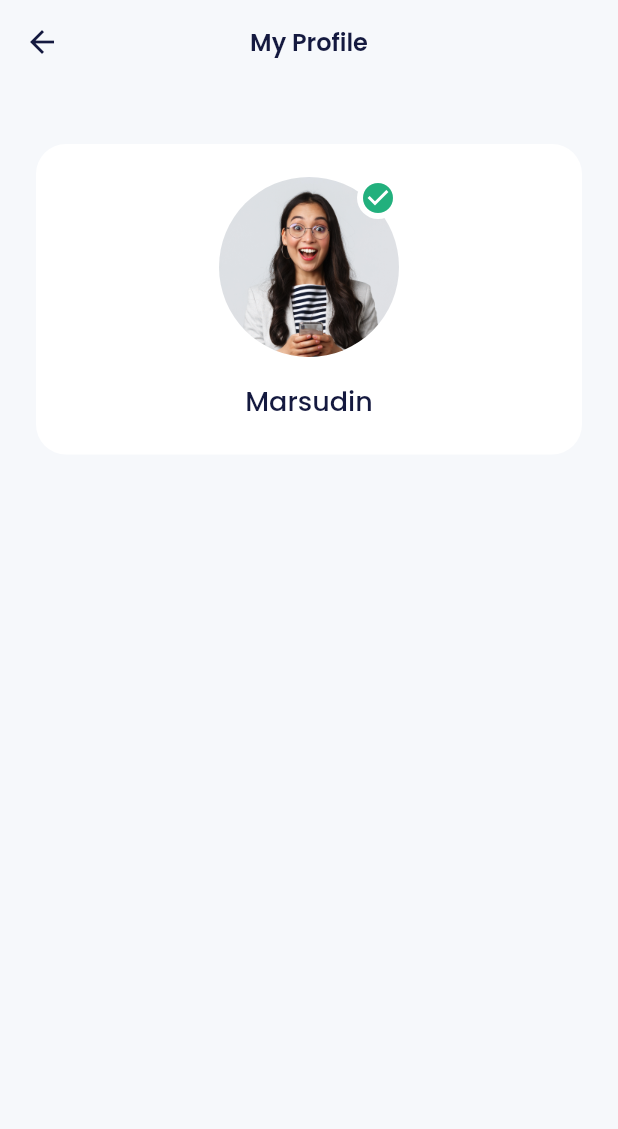
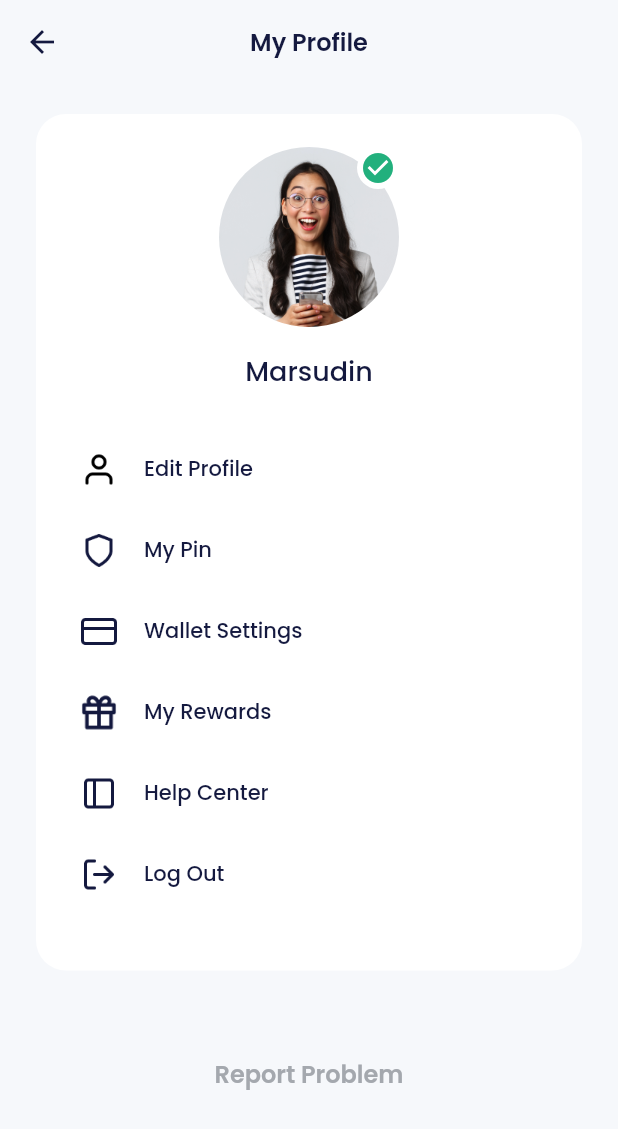
Before and after one commit to FitriantoDwiCahyo/e-wallet-flutter, a Flutter app: the ProfileScreen screen opened by its route, on a phone screen of 412 x 824 dp. Shown: the top 1129 px of the screen. Run offline on Flutter 3.47's test engine with Material 2 defaults, Android fonts, the phone set to English and light mode, and no system bars; our stand-ins replace carousel_slider, google_fonts.

Commit message:
modify in folder screens and add new file custom_input_pin_button

```diff
--- a/lib/ui/screens/home_screen.dart
+++ b/lib/ui/screens/home_screen.dart
@@ -14,7 +14,6 @@ class HomeScreen extends StatelessWidget {
   @override
   Widget build(BuildContext context) {
     return Scaffold(
-      backgroundColor: lightBackgroundColor,
       bottomNavigationBar: BottomAppBar(
         color: whiteColor,
         shape: const CircularNotchedRectangle(),
--- a/lib/ui/screens/profile_screen.dart
+++ b/lib/ui/screens/profile_screen.dart
@@ -1,3 +1,6 @@
+import 'package:e_wallet/ui/screens/pin_screen.dart';
+import 'package:e_wallet/ui/widgets/custom_text_button.dart';
+import 'package:e_wallet/ui/widgets/profile_menu_item.dart';
 import 'package:flutter/material.dart';
 
 import '../../shared/theme.dart';
@@ -9,19 +12,10 @@ class ProfileScreen extends StatelessWidget {
   @override
   Widget build(BuildContext context) {
     return Scaffold(
-      backgroundColor: lightBackgroundColor,
       appBar: AppBar(
-        title: Text(
+        title: const Text(
           'My Profile',
-          style: blackTextStyle.copyWith(
-            fontSize: 16,
-            fontWeight: semiBold,
-          ),
         ),
-        centerTitle: true,
-        iconTheme: IconThemeData(color: blackColor),
-        backgroundColor: lightBackgroundColor,
-        elevation: 0,
       ),
       body: ListView(
         padding: const EdgeInsets.symmetric(
@@ -29,7 +23,7 @@ class ProfileScreen extends StatelessWidget {
         ),
         children: [
           const SizedBox(
-            height: 40,
+            height: 20,
           ),
           Container(
             padding: const EdgeInsets.symmetric(
@@ -82,9 +76,42 @@ class ProfileScreen extends StatelessWidget {
                     fontWeight: medium,
                   ),
                 ),
+                const SizedBox(
+                  height: 40,
+                ),
+                ProfileMenuItem(
+                    iconUrl: 'assets/ic_edit_profile.png',
+                    title: 'Edit Profile',
+                    onTap: () {
+                      Navigator.of(context).pushNamed(PinScreen.routeName);
+                    }),
+                ProfileMenuItem(
+                  iconUrl: 'assets/ic_pin.png',
+                  title: 'My Pin',
+                ),
+                ProfileMenuItem(
+                  iconUrl: 'assets/ic_wallet.png',
+                  title: 'Wallet Settings',
+                ),
+                ProfileMenuItem(
+                  iconUrl: 'assets/ic_reward.png',
+                  title: 'My Rewards',
+                ),
+                ProfileMenuItem(
+                  iconUrl: 'assets/ic_help.png',
+                  title: 'Help Center',
+                ),
+                ProfileMenuItem(
+                  iconUrl: 'assets/ic_logout.png',
+                  title: 'Log Out',
+                ),
               ],
             ),
           ),
+          const SizedBox(
+            height: 57,
+          ),
+          CustomTextButton(title: 'Report Problem')
         ],
       ),
     );
--- a/lib/ui/screens/sign_in_screen.dart
+++ b/lib/ui/screens/sign_in_screen.dart
@@ -14,7 +14,6 @@ class SignInScreen extends StatelessWidget {
   @override
   Widget build(BuildContext context) {
     return Scaffold(
-      backgroundColor: lightBackgroundColor,
       body: ListView(
         padding: const EdgeInsets.symmetric(horizontal: 24),
         children: [
--- a/lib/ui/screens/sign_up_screen.dart
+++ b/lib/ui/screens/sign_up_screen.dart
@@ -16,7 +16,6 @@ class SignUpScreen extends StatelessWidget {
   @override
   Widget build(BuildContext context) {
     return Scaffold(
-      backgroundColor: lightBackgroundColor,
       body: ListView(
         padding: const EdgeInsets.symmetric(horizontal: 24),
         children: [
--- a/lib/ui/screens/sign_up_set_ktp_screen.dart
+++ b/lib/ui/screens/sign_up_set_ktp_screen.dart
@@ -13,7 +13,6 @@ class SignUpSetKtpScreen extends StatelessWidget {
   @override
   Widget build(BuildContext context) {
     return Scaffold(
-      backgroundColor: lightBackgroundColor,
       body: ListView(
         padding: const EdgeInsets.symmetric(horizontal: 24),
         children: [
--- a/lib/ui/screens/sign_up_success_screen.dart
+++ b/lib/ui/screens/sign_up_success_screen.dart
@@ -11,7 +11,6 @@ class SignUpSuccessScreen extends StatelessWidget {
   @override
   Widget build(BuildContext context) {
     return Scaffold(
-      backgroundColor: lightBackgroundColor,
       body: Center(
         child: Column(
           mainAxisAlignment: MainAxisAlignment.center,
--- a/lib/ui/screens/sign_up_upload_profile_screen.dart
+++ b/lib/ui/screens/sign_up_upload_profile_screen.dart
@@ -12,7 +12,6 @@ class SignUpUploadProfileScreen extends StatelessWidget {
   @override
   Widget build(BuildContext context) {
     return Scaffold(
-      backgroundColor: lightBackgroundColor,
       body: ListView(
         padding: const EdgeInsets.symmetric(horizontal: 24),
         children: [
--- /dev/null
+++ b/lib/ui/widgets/profile_menu_item.dart
@@ -0,0 +1,45 @@
+import 'package:flutter/material.dart';
+
+import '../../shared/theme.dart';
+
+class ProfileMenuItem extends StatelessWidget {
+  final String iconUrl;
+  final String title;
+  final VoidCallback? onTap;
+
+  const ProfileMenuItem({
+    Key? key,
+    required this.iconUrl,
+    required this.title,
+    this.onTap,
+  }) : super(key: key);
+
+  @override
+  Widget build(BuildContext context) {
+    return GestureDetector(
+      onTap: onTap,
+      child: Container(
+        margin: const EdgeInsets.only(
+          bottom: 30,
+        ),
+        child: Row(
+          children: <Widget>[
+            Image.asset(
+              iconUrl,
+              width: 24,
+            ),
+            const SizedBox(
+              width: 18,
+            ),
+            Text(
+              title,
+              style: blackTextStyle.copyWith(
+                fontWeight: medium,
+              ),
+            ),
+          ],
+        ),
+      ),
+    );
+  }
+}
```
Also changed, not shown: lib/main.dart (+23 -11 lines), lib/ui/screens/onboardingscreen.dart (+4 -5 lines), lib/ui/screens/pin_screen.dart (added, +133 -0 lines), lib/ui/widgets/custom_input_pin_button.dart (added, +38 -0 lines).
